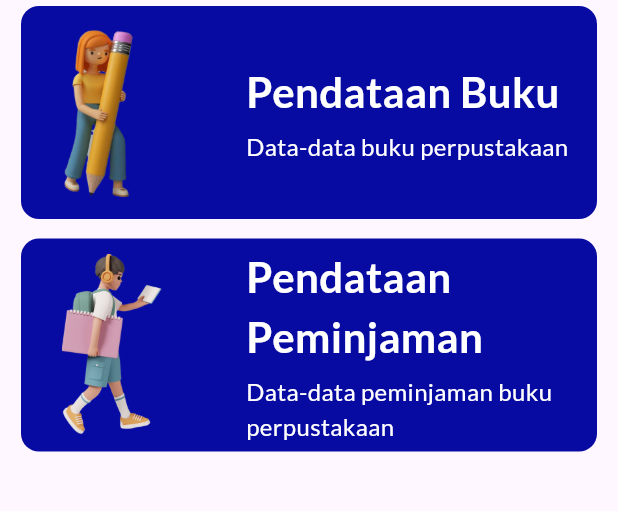
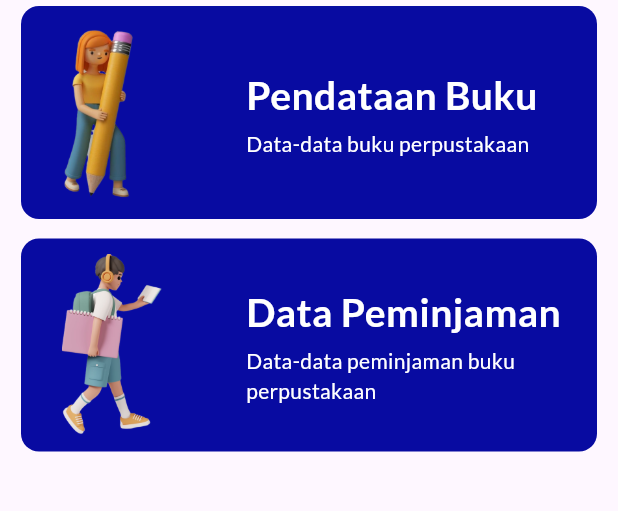
Before and after one commit to gagayoga/Admin-Perpustakaan-Digital, a Flutter app: the DashboardView screen opened by its route, on a phone screen of 412 x 824 dp, the part 84-595 px from its top. Run offline on Flutter 3.47's test engine with Material 3 defaults, Android fonts, the phone set to English and light mode, and no system bars; our stand-ins replace dio, get, get_storage, google_fonts, pretty_dio_logger; accounts and stored records are empty; network calls fail.

Commit message:
update commit

```diff
--- a/lib/app/modules/addbook/controllers/addbook_controller.dart
+++ b/lib/app/modules/addbook/controllers/addbook_controller.dart
@@ -1,4 +1,5 @@
 import 'package:admin/app/data/models/response_kategori.dart';
+import 'package:admin/app/modules/book/controllers/book_controller.dart';
 import 'package:dio/dio.dart' as dio;
 import 'package:dio/dio.dart';
 import 'package:flutter/material.dart';
@@ -18,6 +19,7 @@ class AddbookController extends GetxController with StateMixin{
   var selectedKategori = Rx<DataKategori?>(null);
   final loading = false.obs;
   final GlobalKey<FormState> formKey = GlobalKey<FormState>();
+  var idKategori = 0;
 
 
   @override
@@ -85,12 +87,13 @@ class AddbookController extends GetxController with StateMixin{
                   "Penerbit": penerbit.text.toString(),
                   "TahunTerbit": tahunterbit.text.toString(),
                   "JumlahHalaman": jumlahhalaman.text.toString(),
-                  "id_kategori[]": selectedKategori.value,
+                  "id_kategori[]": idKategori,
                 }
             )
         );
         if (response.statusCode == 200) {
           Get.back();
+          Get.find<BookController>().getDataBook();
         } else {
           Get.snackbar("Sorry", "Login Gagal", backgroundColor: Colors.red);
         }
--- a/lib/app/modules/dashboard/views/dashboard_view.dart
+++ b/lib/app/modules/dashboard/views/dashboard_view.dart
@@ -55,7 +55,7 @@ class DashboardView extends GetView<DashboardController> {
 
             },
             "assets/home/fitur2.png",
-            "Pendataan Peminjaman",
+            "Data Peminjaman",
             "Data-data peminjaman buku perpustakaan"
         ),
       ],
@@ -96,7 +96,7 @@ class DashboardView extends GetView<DashboardController> {
                         style: GoogleFonts.lato(
                             color: Colors.white,
                             fontWeight: FontWeight.w600,
-                            fontSize: 28
+                            fontSize: 26
                         ),
                       ),
                       const SizedBox(
@@ -107,7 +107,7 @@ class DashboardView extends GetView<DashboardController> {
                         style: GoogleFonts.lato(
                             color: Colors.white,
                             fontWeight: FontWeight.w500,
-                            fontSize: 16
+                            fontSize: 14
                         ),
                       ),
                     ],
```
Also changed, not shown: lib/app/modules/addbook/views/addbook_view.dart (+4 -4 lines).
